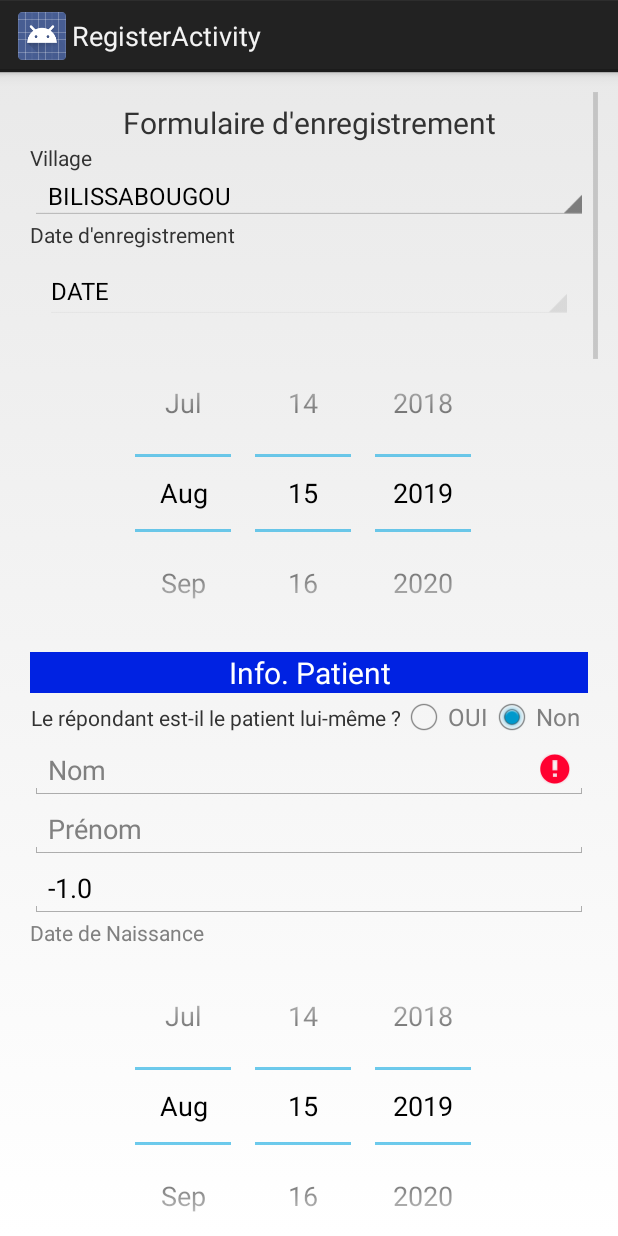
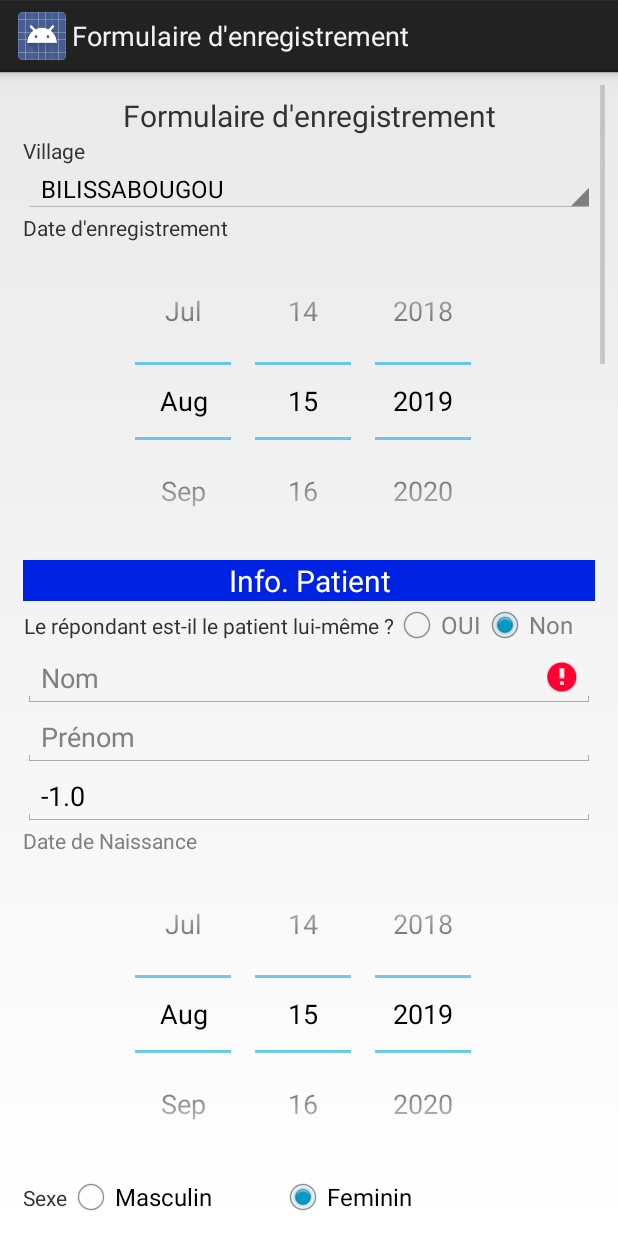
Before and after one commit to IBS-Mali/epi-droid, an Android app: the screen it shows after launch (RegisterActivity), after a tap on "Enregistrement", on a phone screen of 412 x 824 dp. Run offline under Robolectric (Android 15) with nearby library versions, the phone set to English and light mode, and no system bars; 3 statements that could not run were skipped.

Commit message:
Get values in data json file.

```diff
--- a/epi_droid_app/app/src/main/java/ml/ibs/epi_droid_app/Constants.java
+++ b/epi_droid_app/app/src/main/java/ml/ibs/epi_droid_app/Constants.java
@@ -44,101 +44,101 @@ public class Constants {
     public static final char sepaData = '-';
 
 
-    static String E1 = "Bambara";
-    static String E2 = "Fulfulde";
-    static String E3 = "Songhoi";
-    static String E4 = "Tamacheq";
-    static String E5 = "Bomu";
-    static String E6 = "Mamara";
-    static String E7 = "Shennara";
-    static String E8 = "Soninke";
-    static String E9 = "Bozo";
-    static String E10 = "Dogon";
-    static String E11 = "Malinke";
-    static String E12 = "Khasonke";
-    static String[] ethnie = new String[] { E1, E2, E3, E4, E5, E6, E7, E8, E9, E10, E11, E12 };
+//    static String E1 = "Bambara";
+//    static String E2 = "Fulfulde";
+//    static String E3 = "Songhoi";
+//    static String E4 = "Tamacheq";
+//    static String E5 = "Bomu";
+//    static String E6 = "Mamara";
+//    static String E7 = "Shennara";
+//    static String E8 = "Soninke";
+//    static String E9 = "Bozo";
+//    static String E10 = "Dogon";
+//    static String E11 = "Malinke";
+//    static String E12 = "Khasonke";
+//    static String[] ethnie = new String[] { E1, E2, E3, E4, E5, E6, E7, E8, E9, E10, E11, E12 };
+//
+//    public static final String[] getETHNIE() {
+//        return ethnie;
+//    }
 
-    public static final String[] getETHNIE() {
-        return ethnie;
-    }
+//
+//    static String S1 = "Marié";
+//    static String S2 = "Vit avec parent(s)";
+//    static String S3 = "Concubinage";
+//    static String S4 = "Vit seul(e)";
+//    static String S5 = "Autre";
+//    static String STATUT = "statut";
+//    static String[] statut = new String[] { S1, S2, S3, S4, S5 };
+//
+//    public static final String[] getStatut() {
+//        return statut;
+//    }
+//
+//
+//    static String Sc1 = "Primaire 1";
+//    static String Sc2 = "Primaire 2";
+//    static String Sc3 = "Primaire 3";
+//    static String Sc4 = "Primaire 4";
+//    static String Sc5 = "Primaire 5";
+//    static String Sc6 ="Primaire 6";
+//    static String Sc7 ="Secondaire 7";
+//    static String Sc8 = "Secondaire 8";
+//    static String Sc9 = "Secondaire 9";
+//    static String Sc10 = "Supérieure";
+//    static String Sc11 = "Aucun";
+//
+//    static String[] scolarisation = new String[] { Sc1, Sc2, Sc3, Sc4, Sc5,Sc6,Sc7,Sc8,Sc9,Sc10,Sc11 };
+//
+//    public static final String[] getScolarisation(){ return scolarisation; }
+//
+//
+//
+//    static String PF1 = "Agriculteur";
+//    static String PF2 = "Eleveur";
+//    static String PF3 = "Pêcheur";
+//    static String PF4 = "Salarié ou fonctionnaire";
+//    static String PF5 = "Artisan ou commerçant";
+//    static String PF6 = "Etudiant";
+//    static String PF7 = "Travail à domicile";
+//    static String PF8 = "Profession libérale";
+//    static String PF9 = "Autre";
+//    static String[] profession = new String[] { PF1, PF2, PF3, PF4, PF5,PF6,PF7,PF8,PF9 };
+//
+//
+//    public static final String[] getProfession(){ return profession; }
+//
+//
+//
+//    static String ST1 = "1 foix";
+//    static String ST2 = "2 fois";
+//    static String ST3 = "Plus-fois";
+//    static String ST4 = "Jamais";
+//    static String[] nbPerteConnaissance = new String[] { ST1, ST2, ST3, ST4 };
+//
+//
+//    public static final String[] getSANTE(){ return nbPerteConnaissance; }
+//
+//
+//
+//    static String CG1 = "toni-cloniques";
+//    static String CG2 = "toniques";
+//    static String CG3 = "cloniques";
+//    static String CG4 = "absences myocloniques";
+//    static String[] crisesGeneralisee = new String[] { CG1, CG2, CG3, CG4 };
+//
+//
+//    public static final String[] getCRISEGENERAL(){ return crisesGeneralisee; }
+//
+//
+//    static String CP1 = " motrices";
+//    static String CP2 = "sensorielles";
+//    static String CP3 = "complexes ";
+//    static String CP4 = "secondairement généralisées";
+//    static String[] crisesPartielle = new String[] { CP1, CP2, CP3, CP4 };
 
 
-    static String S1 = "Marié";
-    static String S2 = "Vit avec parent(s)";
-    static String S3 = "Concubinage";
-    static String S4 = "Vit seul(e)";
-    static String S5 = "Autre";
-    static String STATUT = "statut";
-    static String[] statut = new String[] { S1, S2, S3, S4, S5 };
-
-    public static final String[] getStatut() {
-        return statut;
-    }
-
-
-    static String Sc1 = "Primaire 1";
-    static String Sc2 = "Primaire 2";
-    static String Sc3 = "Primaire 3";
-    static String Sc4 = "Primaire 4";
-    static String Sc5 = "Primaire 5";
-    static String Sc6 ="Primaire 6";
-    static String Sc7 ="Secondaire 7";
-    static String Sc8 = "Secondaire 8";
-    static String Sc9 = "Secondaire 9";
-    static String Sc10 = "Supérieure";
-    static String Sc11 = "Aucun";
-
-    static String[] scolarisation = new String[] { Sc1, Sc2, Sc3, Sc4, Sc5,Sc6,Sc7,Sc8,Sc9,Sc10,Sc11 };
-
-    public static final String[] getScolarisation(){ return scolarisation; }
-
-
-
-    static String PF1 = "Agriculteur";
-    static String PF2 = "Eleveur";
-    static String PF3 = "Pêcheur";
-    static String PF4 = "Salarié ou fonctionnaire";
-    static String PF5 = "Artisan ou commerçant";
-    static String PF6 = "Etudiant";
-    static String PF7 = "Travail à domicile";
-    static String PF8 = "Profession libérale";
-    static String PF9 = "Autre";
-    static String[] profession = new String[] { PF1, PF2, PF3, PF4, PF5,PF6,PF7,PF8,PF9 };
-
-
-    public static final String[] getProfession(){ return profession; }
-
-
-
-    static String ST1 = "1 foix";
-    static String ST2 = "2 fois";
-    static String ST3 = "Plus-fois";
-    static String ST4 = "Jamais";
-    static String[] nbPerteConnaissance = new String[] { ST1, ST2, ST3, ST4 };
-
-
-    public static final String[] getSANTE(){ return nbPerteConnaissance; }
-
-
-
-    static String CG1 = "toni-cloniques";
-    static String CG2 = "toniques";
-    static String CG3 = "cloniques";
-    static String CG4 = "absences myocloniques";
-    static String[] crisesGeneralisee = new String[] { CG1, CG2, CG3, CG4 };
-
-
-    public static final String[] getCRISEGENERAL(){ return crisesGeneralisee; }
-
-
-    static String CP1 = " motrices";
-    static String CP2 = "sensorielles";
-    static String CP3 = "complexes ";
-    static String CP4 = "secondairement généralisées";
-    static String[] crisesPartielle = new String[] { CP1, CP2, CP3, CP4 };
-
-
-    public static final String[] getCRISEPARTIELLE(){ return crisesPartielle; }
+//    public static final String[] getCRISEPARTIELLE(){ return crisesPartielle; }
 
 
     public static final String getLogTag(String activity) {
--- a/epi_droid_app/app/src/main/java/ml/ibs/epi_droid_app/RegisterActivity.java
+++ b/epi_droid_app/app/src/main/java/ml/ibs/epi_droid_app/RegisterActivity.java
@@ -19,7 +19,6 @@ import org.json.JSONObject;
 import java.io.IOException;
 import java.io.InputStream;
 import java.util.ArrayList;
-import java.util.Arrays;
 import java.util.List;
 
 
@@ -75,7 +74,7 @@ public class RegisterActivity extends CheckedFormActivity {
     @Override
     public void onCreate(Bundle savedInstanceState) {
         super.onCreate(savedInstanceState);
-        setTitle("RegisterActivity");
+        setTitle(R.string.title_activity_register);
         setContentView(R.layout.activity_register);
         setupSMSReceiver();
         setupUI();
@@ -88,7 +87,6 @@ public class RegisterActivity extends CheckedFormActivity {
         saveButton = findViewById(R.id.saveButton);
         poidsField = findViewById(R.id.poidsField);
         registerDateField = findViewById(R.id.registerDate);
-        dateField = findViewById(R.id.editDate);
         repondantPatientRGroup = findViewById(R.id.radioRepondantG);
         ddnField = findViewById(R.id.dDN);
         sexeRGroup = findViewById(R.id.sexeRadioG);
@@ -209,42 +207,49 @@ public class RegisterActivity extends CheckedFormActivity {
         });
 
         Utils.toast(RegisterActivity.this, villageSpinner.toString());
+
+        ArrayList ethnies = buildArray("ETHNIE");
         ethnieSpinner = findViewById(R.id.ethSpinner);
         ArrayAdapter<String> ethAdapter = new ArrayAdapter<String>(RegisterActivity.this,
-                android.R.layout.simple_spinner_item, Constants.getETHNIE());
+                android.R.layout.simple_spinner_item, ethnies);
         ethnieSpinner.setAdapter(ethAdapter);
 
+        ArrayList etatCivil = buildArray("ETAT_CIVIL");
         etatCivilPatientSpinner  = findViewById(R.id.statutSpinner);
         ArrayAdapter<String> sAdapter = new ArrayAdapter<String>(RegisterActivity.this,
-                android.R.layout.simple_spinner_item, Constants.getStatut());
+                android.R.layout.simple_spinner_item, etatCivil);
         etatCivilPatientSpinner.setAdapter(sAdapter);
 
+        ArrayList scolarisations = buildArray("N_SCOLAIRE");
         niveauScolaireSpinner = findViewById(R.id.scolSpinner);
         ArrayAdapter<String> sAAdapter = new ArrayAdapter<String>(RegisterActivity.this,
-                android.R.layout.simple_spinner_item,Constants.getScolarisation());
+                android.R.layout.simple_spinner_item, scolarisations);
         niveauScolaireSpinner.setAdapter(sAAdapter);
 
+        ArrayList professions = buildArray("PROFESSIONS");
         professionPrincipaleSpinner  = findViewById(R.id.profSpinner);
         ArrayAdapter<String> sPAdapter = new ArrayAdapter<String>(RegisterActivity.this,
-                android.R.layout.simple_spinner_item,Constants.getProfession());
+                android.R.layout.simple_spinner_item, professions);
         professionPrincipaleSpinner.setAdapter(sPAdapter);
 
+        ArrayList pertes_connaissances = buildArray("PERTE_CONNAISSANCE");
         nbPerteConnaissanceSpinner  = findViewById(R.id.santSpinner);
         ArrayAdapter<String> saPAdapter = new ArrayAdapter<String>(RegisterActivity.this,
-                android.R.layout.simple_spinner_item,Constants.getSANTE());
+                android.R.layout.simple_spinner_item, pertes_connaissances);
         nbPerteConnaissanceSpinner.setAdapter(saPAdapter);
 
-
+        ArrayList crisesGeneralisees = buildArray("CRISES_G");
         crisesGeneraliseeSpinner = findViewById(R.id.crisesGeneralisee);
         ArrayAdapter<String> CGPAdapter = new ArrayAdapter<String>(RegisterActivity.this,
-                android.R.layout.simple_spinner_item,Constants.getCRISEGENERAL());
+                android.R.layout.simple_spinner_item, crisesGeneralisees);
         crisesGeneraliseeSpinner.setAdapter(CGPAdapter);
 
 
+        ArrayList crisesPartielles = buildArray("CRISES_P");
         crisesPartiellesSpinner = findViewById(R.id.crisesPartielles);
-        ArrayAdapter<String> CPPAdapter = new ArrayAdapter<String>(RegisterActivity.this,
-                android.R.layout.simple_spinner_item,Constants.getCRISEPARTIELLE());
-       crisesPartiellesSpinner.setAdapter(CPPAdapter);
+        ArrayAdapter<String> cPPAdapter = new ArrayAdapter<String>(RegisterActivity.this,
+                android.R.layout.simple_spinner_item, crisesPartielles);
+       crisesPartiellesSpinner.setAdapter(cPPAdapter);
 
         final RegisterData report = RegisterData.get();
         if (!report.isSend){
@@ -269,7 +274,7 @@ public class RegisterActivity extends CheckedFormActivity {
         report.ddn = Utils.getDateFromDatePicker(ddnField);
         report.sexe = getIntOnRadioGroup(sexeRGroup);
         report.ethnie = Utils.stringFromSpinner(ethnieSpinner);
-//        report.etatCivilPatient = Utils.stringFromSpinner(etatCivilPatientSpinner);
+        report.etat_civil_patient = Utils.stringFromSpinner(etatCivilPatientSpinner);
 //        report.niveauScolaire = Utils.stringFromSpinner(niveauScolaireSpinner);
 //        report.professionPrincipale = Utils.stringFromSpinner(professionPrincipaleSpinner);
 //        report.coordonneesGPS = Utils.stringFromField(coordonneesGPSField);
@@ -322,11 +327,11 @@ public class RegisterActivity extends CheckedFormActivity {
             sexeRGroup.check(R.id.feminin);
         }
 
-        if (!report.ethnie.equals("")) {
-            int pos = new ArrayList<String>(Arrays.asList(Constants.getETHNIE())).indexOf(report.ethnie);
-            Log.d(TAG, "ethnie " + pos);
-            ethnieSpinner.setSelection(pos);
-        }
+//        if (!report.ethnie.equals("")) {
+//            int pos = new ArrayList<String>(Arrays.asList(Constants.getETHNIE())).indexOf(report.ethnie);
+//            Log.d(TAG, "ethnie " + pos);
+//            ethnieSpinner.setSelection(pos);
+//        }
     }
 
     protected boolean setupInvalidInputChecks() {
@@ -377,4 +382,32 @@ public class RegisterActivity extends CheckedFormActivity {
         }
         return json;
     }
+
+    public ArrayList buildArray(String jkey) {
+
+        ArrayList spinnerArrayName = new ArrayList();
+        ArrayList spinnerArrayCode = new ArrayList();
+//        ArrayList arrayList = new ArrayList();
+        try {
+            JSONObject jsonObject = new JSONObject(loadJSONFromAsset());
+            JSONObject arrayKey = jsonObject.getJSONObject(jkey);
+            for(int i=0; i<arrayKey.names().length(); i++) {
+                try {
+                    Object jb = arrayKey.names().get(i);
+                    Log.i(TAG, String.valueOf(jb));
+                    spinnerArrayCode.add(jb.toString());
+                    spinnerArrayName.add(arrayKey.get(jb.toString()));
+                } catch (JSONException e) {
+                    e.printStackTrace();
+                }
+            }
+//            arrayList.add(spinnerArrayCode);
+//            arrayList.add(spinnerArray);
+        } catch (JSONException e) {
+            Log.d(TAG, e.toString());
+        }
+        return spinnerArrayName;
+
+    }
+
 }
--- a/epi_droid_app/app/src/main/java/ml/ibs/epi_droid_app/StockActivity.java
+++ b/epi_droid_app/app/src/main/java/ml/ibs/epi_droid_app/StockActivity.java
@@ -3,12 +3,18 @@ package ml.ibs.epi_droid_app;
 import android.os.Bundle;
 import android.app.Activity;
 
-public class StockActivity extends Activity {
+public class StockActivity extends CheckedFormActivity {
 
     @Override
     protected void onCreate(Bundle savedInstanceState) {
         super.onCreate(savedInstanceState);
+        setTitle(R.string.title_activity_stock);
         setContentView(R.layout.activity_stock);
+        setupSMSReceiver();
+        setupUI();
+    }
+
+    private void setupUI() {
     }
 
 }
--- a/epi_droid_app/app/src/main/java/ml/ibs/epi_droid_app/SuiviActivity.java
+++ b/epi_droid_app/app/src/main/java/ml/ibs/epi_droid_app/SuiviActivity.java
@@ -11,7 +11,7 @@ import android.widget.RadioGroup;
 import android.widget.Spinner;
 import android.widget.TextView;
 
-public class SuiviActivity extends Activity {
+public class SuiviActivity extends CheckedFormActivity {
     private final static String TAG = Constants.getLogTag("SuiviActivity");
 
     private EditText idPatientField;
@@ -34,12 +34,13 @@ public class SuiviActivity extends Activity {
     @Override
     protected void onCreate(Bundle savedInstanceState) {
         super.onCreate(savedInstanceState);
+
+        setTitle(R.string.title_activity_suivi);
         setContentView(R.layout.activity_suivi);
+        setupSMSReceiver();
+        setupUI();
+    }
 
-
-
-
-    }
 
     protected void setupUI() {
         Log.d(TAG, "setupUI SuiviActivity");
--- a/epi_droid_app/app/src/main/java/ml/ibs/epi_droid_app/Utils.java
+++ b/epi_droid_app/app/src/main/java/ml/ibs/epi_droid_app/Utils.java
@@ -111,31 +111,32 @@ public class Utils extends AppCompatActivity {
         return calendar.getTime();
     }
 
-
-    public ArrayList buildArray (String key) {
-
-        ArrayList spinnerArray = new ArrayList();
-        ArrayList spinnerArrayCode = new ArrayList();
-        ArrayList arrayList = new ArrayList();
-        try {
-            JSONObject jsonObject = new JSONObject(loadJSONFromAsset());
-            JSONArray entities = jsonObject.getJSONArray(key);
-
-            for(int i=0; i<entities.length(); i++) {
-                JSONObject jb =(JSONObject) entities.get(i);
-                String name = jb.getString("name");
-                String code = jb.getString("code");
-                    spinnerArray.add(new StringWithTag(name, code));
-                    spinnerArrayCode.add(code);
-
-            }
-            arrayList.add(spinnerArray);
-            arrayList.add(spinnerArrayCode);
-        } catch (JSONException e) {
-            Log.d(TAG, e.toString());
-        }
-        return arrayList;
-    }
+//
+//    public static ArrayList buildArray(String jkey) {
+//
+//        ArrayList spinnerArray = new ArrayList();
+//        ArrayList spinnerArrayCode = new ArrayList();
+//        ArrayList arrayList = new ArrayList();
+//        try {
+//            JSONObject jsonObject = new JSONObject(loadJSONFromAsset());
+//            JSONArray arrayKey = jsonObject.getJSONArray(jkey);
+//
+////            for(int i=0; i<arrayKey.length(); i++) {
+////                JSONObject jb = (JSONObject) arrayKey.get(i);
+////                Log.i(TAG, jb.keys());
+////                String name = jb.getString("name");
+////                String code = jb.getString("code");
+////                    spinnerArray.add(new StringWithTag(name, code));
+////                    spinnerArrayCode.add(code);
+//
+////            }
+//            arrayList.add(spinnerArray);
+//            arrayList.add(spinnerArrayCode);
+//        } catch (JSONException e) {
+//            Log.d(TAG, e.toString());
+//        }
+//        return arrayList;
+//    }
 
 
 
--- a/epi_droid_app/app/src/main/res/layout/activity_register.xml
+++ b/epi_droid_app/app/src/main/res/layout/activity_register.xml
@@ -3,7 +3,7 @@
     xmlns:tools="http://schemas.android.com/tools"
     android:layout_width="match_parent"
     android:layout_height="match_parent"
-    android:layout_margin="10dp">
+    android:layout_margin="5dp">
 
     <LinearLayout
         android:layout_width="match_parent"
@@ -20,7 +20,7 @@
                 android:id="@+id/textView"
                 android:layout_width="match_parent"
                 android:layout_height="wrap_content"
-                android:text="Formulaire d'enregistrement"
+                android:text="@string/title_activity_register"
                 android:textAlignment="center"
                 android:textSize="20dp"
                 tools:ignore="MissingConstraints" />
@@ -43,17 +43,11 @@
                 android:text="Date d'enregistrement"
                 tools:ignore="MissingConstraints" />
 
-            <TextView
-                style="@android:style/Widget.Holo.Spinner"
-                android:layout_width="match_parent"
-                android:layout_height="wrap_content"
-                android:text="DATE"
-                android:id="@+id/editDate"
-                android:layout_margin="10dp" />
             <DatePicker
                 android:id="@+id/registerDate"
                 android:layout_width="match_parent"
                 android:layout_height="match_parent"
+                android:layout_gravity="left"
                 android:calendarViewShown="false" />
 
             <LinearLayout
--- a/epi_droid_app/app/src/main/res/layout/activity_suivi.xml
+++ b/epi_droid_app/app/src/main/res/layout/activity_suivi.xml
@@ -20,7 +20,7 @@
             android:layout_height="wrap_content"
             android:layout_width="match_parent"
             android:background="#551919B3"
-            android:text="Formulaire de Suivi (mensuel)"
+            android:text="@string/title_activity_suivi"
             android:textAlignment="center"
             android:textSize="20dp"
             tools:ignore="MissingConstraints" />
--- a/epi_droid_app/app/src/main/res/values/strings.xml
+++ b/epi_droid_app/app/src/main/res/values/strings.xml
@@ -73,7 +73,8 @@
     <string name="version_button_default_label">Vérifier mises à jour</string>
     <string name="version_button_label">Version %1$s (vérifier mises à jour)</string>
     <string name="stock_label">Stock</string>
-    <string name="title_activity_stock">StockActivity</string>
-    <string name="title_activity_suivi">SuiviActivity</string>
+    <string name="title_activity_stock">Gestion de stock</string>
+    <string name="title_activity_suivi">Formulaire de Suivi (mensuel)</string>
+    <string name="title_activity_register">Formulaire d\'enregistrement</string>
 
 </resources>
```
Also changed, not shown: epi_droid_app/app/src/main/assets/data.json (+1 -1 lines).
